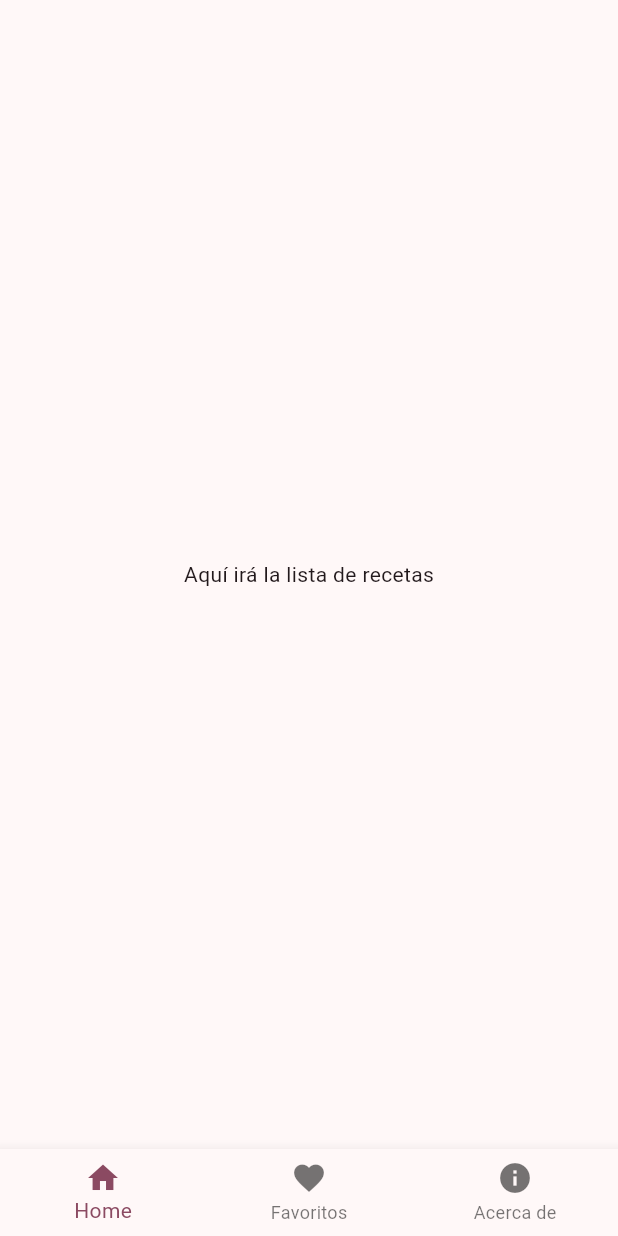
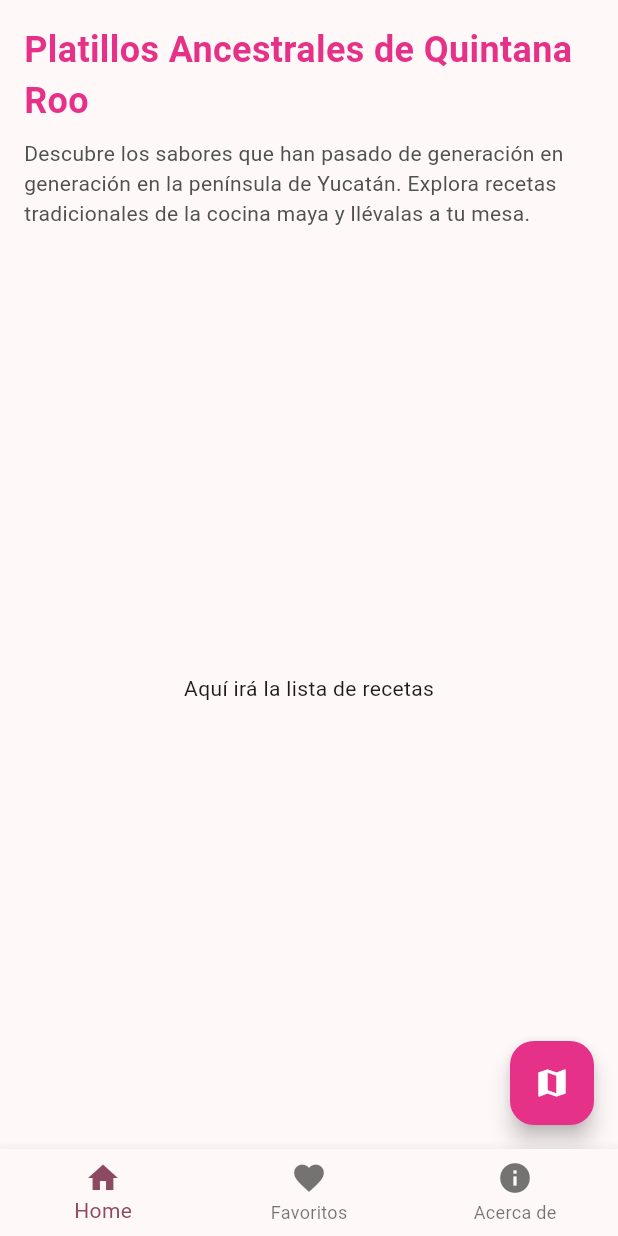
Before and after one commit to susancortes/02-dam-CKBDVCK, a Flutter app: the screen it shows after launch, on a phone screen of 412 x 824 dp. Run offline on Flutter 3.47's test engine with Material 3 defaults, Android fonts, the phone set to English and light mode, and no system bars.

Commit message:
feat: agrega titulo introductorio y fab con snackbar del mapa

```diff
--- a/lib/screens/home_screen.dart
+++ b/lib/screens/home_screen.dart
@@ -1,14 +1,62 @@
 import 'package:flutter/material.dart';
 
-/// Pestaña Home. Por ahora es un cascarón: Dev 4 agrega el título y el FAB,
-/// y Dev 6 conecta la lista de recetas con FutureBuilder.
+/// Dev 6 conecta la lista de recetas con FutureBuilder.
 class HomeScreen extends StatelessWidget {
   const HomeScreen({super.key});
 
+  // Muestra el mensaje del botón flotante
+  void _mostrarMensaje(BuildContext context) {
+    ScaffoldMessenger.of(context).showSnackBar(
+      const SnackBar(
+        content: Text('El mapa se está abriendo...'),
+      ),
+    );
+  }
+
   @override
   Widget build(BuildContext context) {
-    return const Scaffold(
-      body: Center(child: Text('Aquí irá la lista de recetas')),
+    return Scaffold(
+      // botón flotante
+      floatingActionButton: FloatingActionButton(
+        onPressed: () => _mostrarMensaje(context),
+        backgroundColor: const Color.fromARGB(255, 229, 50, 136),
+        child: const Icon(Icons.map, color: Colors.white),
+      ),
+      body: SafeArea(
+        child: Padding(
+          padding: const EdgeInsets.all(16),
+          child: Column(
+            crossAxisAlignment: CrossAxisAlignment.start,
+            children: [
+              // título principal
+              const Text(
+                'Platillos Ancestrales de Quintana Roo',
+                style: TextStyle(
+                  fontSize: 24,
+                  fontWeight: FontWeight.bold,
+                  color: Color.fromARGB(255, 229, 50, 136),
+                ),
+              ),
+              const SizedBox(height: 8),
+              // texto introductorio
+              const Text(
+                'Descubre los sabores que han pasado de generación en '
+                'generación en la península de Yucatán. Explora recetas '
+                'tradicionales de la cocina maya y llévalas a tu mesa.',
+                style: TextStyle(
+                  fontSize: 14,
+                  color: Color.fromARGB(255, 80, 80, 80),
+                ),
+              ),
+              const SizedBox(height: 16),
+
+              const Expanded(
+                child: Center(child: Text('Aquí irá la lista de recetas')),
+              ),
+            ],
+          ),
+        ),
+      ),
     );
   }
 }
```
